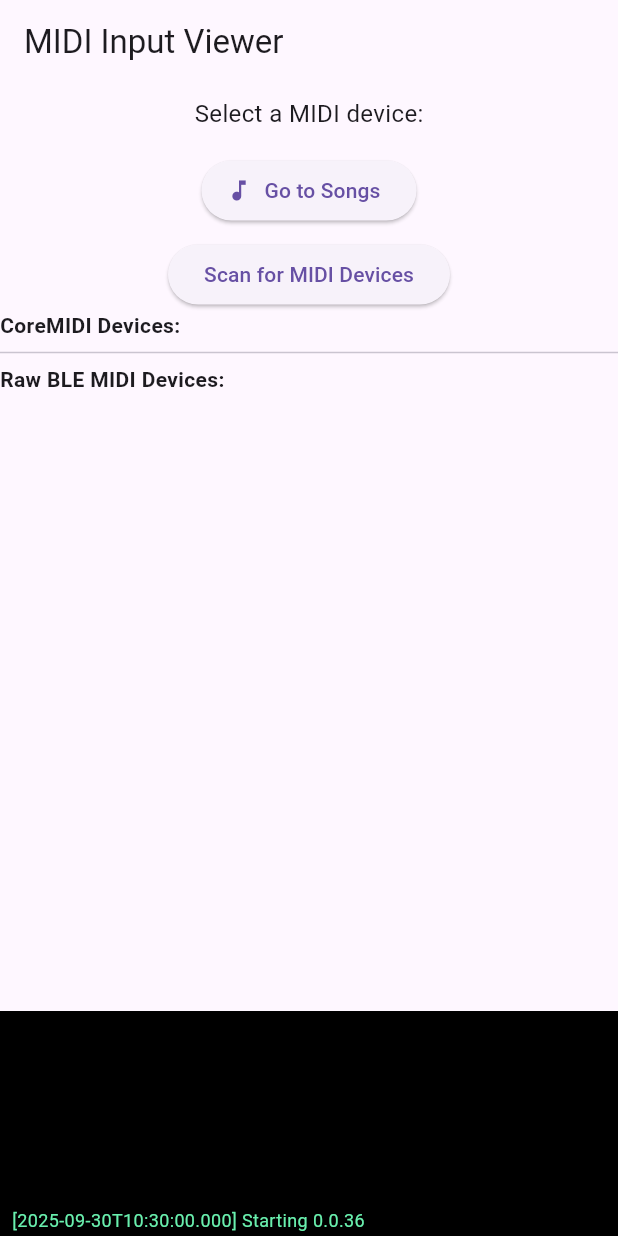
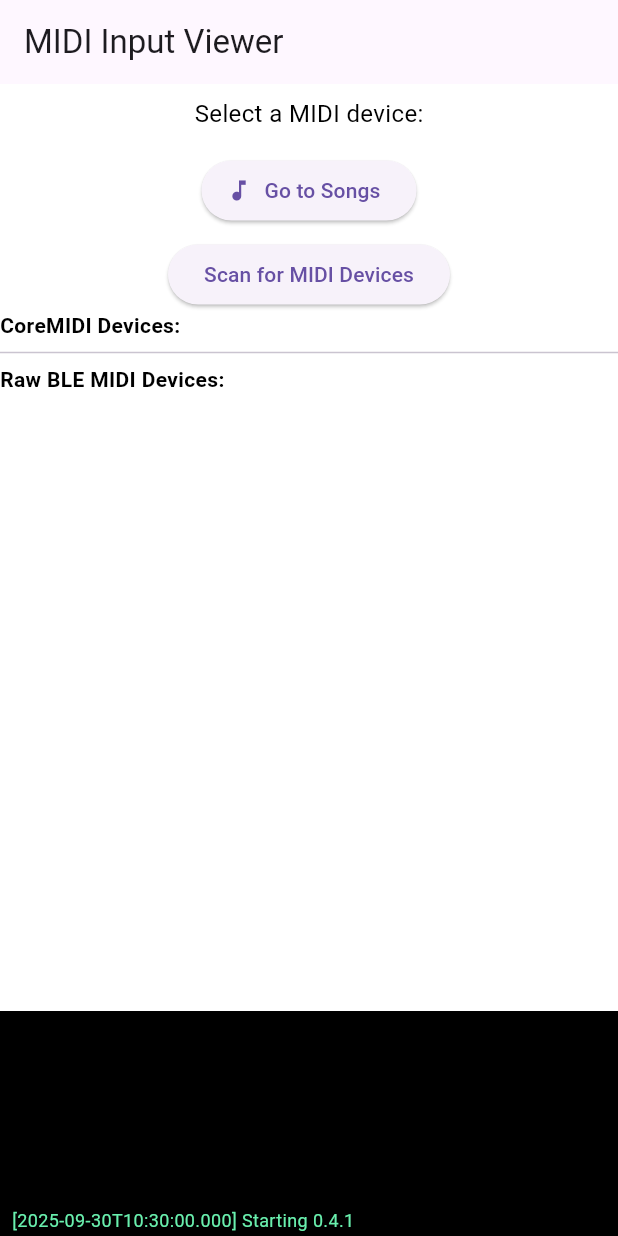
Before and after one commit to DiamondHorizon/Lowkey, a Flutter app: the screen it shows after launch, on a phone screen of 412 x 824 dp. Run offline on Flutter 3.47's test engine with Material 3 defaults, Android fonts, the phone set to English and light mode, and no system bars; missing offline and left inert: flutter_midi_command_platform_interface.

Commit message:
Turns piano trainer sideways, adds a basic color scheme, extends keyboard, and puts settings in a pause menu

```diff
--- a/lib/main.dart
+++ b/lib/main.dart
@@ -1,5 +1,6 @@
 import 'package:flutter/material.dart';
 
+import 'themes/lowkey_theme.dart';
 import 'screens/midi_input_screen.dart';
 
 void main() {
@@ -11,7 +12,9 @@ class MyApp extends StatelessWidget {
   Widget build(BuildContext context) {
     return MaterialApp(
       title: 'Lowkey',
-      theme: ThemeData(primarySwatch: Colors.blue),
+      theme: AppTheme.lightTheme,
+      darkTheme: AppTheme.darkTheme,
+      themeMode: ThemeMode.system, // TODO: Make this adjustable
       home: MidiInputScreen(), // Main widget
     );
   }
--- a/lib/screens/midi_input_screen.dart
+++ b/lib/screens/midi_input_screen.dart
@@ -31,7 +31,7 @@ class _MidiInputScreenState extends State<MidiInputScreen> with WidgetsBindingOb
   @override
   void initState() {
     super.initState();
-    log("Starting 0.0.36");
+    log("Starting 0.4.1");
     MethodChannel('plugins.invisiblewrench.com/flutter_midi_command')
     .setMethodCallHandler((call) async {
       if (call.method == 'logFromNative') {
--- /dev/null
+++ b/lib/themes/lowkey_theme.dart
@@ -0,0 +1,51 @@
+import 'package:flutter/material.dart';
+
+class AppTheme {
+  static ThemeData lightTheme = ThemeData(
+    brightness: Brightness.light,
+    primarySwatch: Colors.orange,
+    scaffoldBackgroundColor: Colors.white,
+    textTheme: TextTheme(
+      bodyMedium: TextStyle(color: Colors.black),
+      titleLarge: TextStyle(color: Colors.orange),
+    ),
+    sliderTheme: SliderThemeData(
+      activeTrackColor: Colors.orange,
+      thumbColor: Colors.deepOrange,
+    ),
+    textButtonTheme: TextButtonThemeData(
+      style: TextButton.styleFrom(foregroundColor: Colors.orange),
+    ),
+    toggleButtonsTheme: ToggleButtonsThemeData(
+      selectedColor: Colors.white,
+      fillColor: Colors.orange,
+      borderColor: Colors.grey,
+      selectedBorderColor: Colors.orangeAccent,
+      borderRadius: BorderRadius.circular(8),
+    ),
+  );
+
+  static ThemeData darkTheme = ThemeData(
+    brightness: Brightness.dark,
+    primarySwatch: Colors.orange,
+    scaffoldBackgroundColor: Colors.black,
+    textTheme: TextTheme(
+      bodyMedium: TextStyle(color: Colors.white),
+      titleLarge: TextStyle(color: Colors.orangeAccent),
+    ),
+    sliderTheme: SliderThemeData(
+      activeTrackColor: Colors.orange,
+      thumbColor: Colors.deepOrange,
+    ),
+    textButtonTheme: TextButtonThemeData(
+      style: TextButton.styleFrom(foregroundColor: Colors.orange),
+    ),
+    toggleButtonsTheme: ToggleButtonsThemeData(
+      selectedColor: Colors.white,
+      fillColor: Colors.orange,
+      borderColor: Colors.grey,
+      selectedBorderColor: Colors.orangeAccent,
+      borderRadius: BorderRadius.circular(8),
+    ),
+  );
+}
```
Also changed, not shown: lib/functions/pause_menu.dart (added, +62 -0 lines), lib/screens/song_trainer_screen.dart (+40 -16 lines), lib/widgets/piano_keyboard.dart (+25 -15 lines), lib/models/midi_event_model.dart (deleted), 3 other files.
